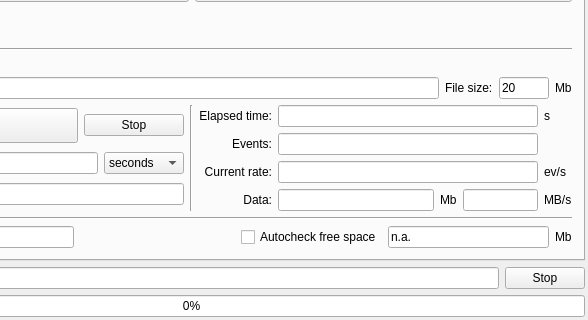
This is GUI/mainwindow.ui in andrmor/TRB3reader as Qt 5 draws it before an edit; both pictures show x 205 to 793 and y 513 to 833 of the 793 by 833 pixel window. The edited form follows.
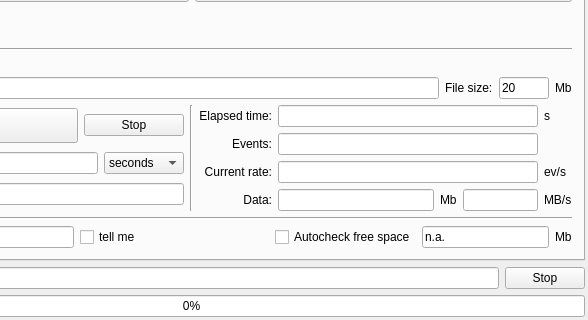
This is the edited form. The open tabs and pages were chosen to show the change.

```diff
--- a/GUI/mainwindow.ui
+++ b/GUI/mainwindow.ui
@@ -4262,6 +4262,20 @@
             </property>
            </widget>
           </item>
+          <item>
+           <widget class="QCheckBox" name="cbTellMeRate">
+            <property name="contextMenuPolicy">
+             <enum>Qt::CustomContextMenu</enum>
+            </property>
+            <property name="toolTip">
+             <string>Use voice module to tell the rate
+Right-click to set the averaging time</string>
+            </property>
+            <property name="text">
+             <string>tell me</string>
+            </property>
+           </widget>
+          </item>
           <item>
            <spacer name="horizontalSpacer_36">
             <property name="orientation">
```
Left out of the diff: 2 changed lines with no effect on the pictures.
